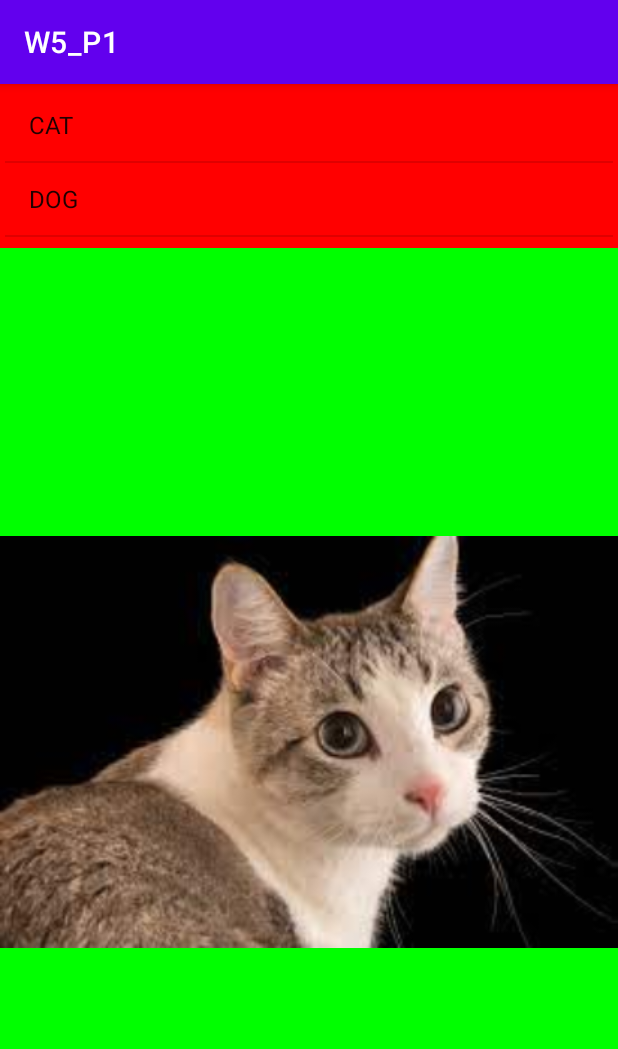
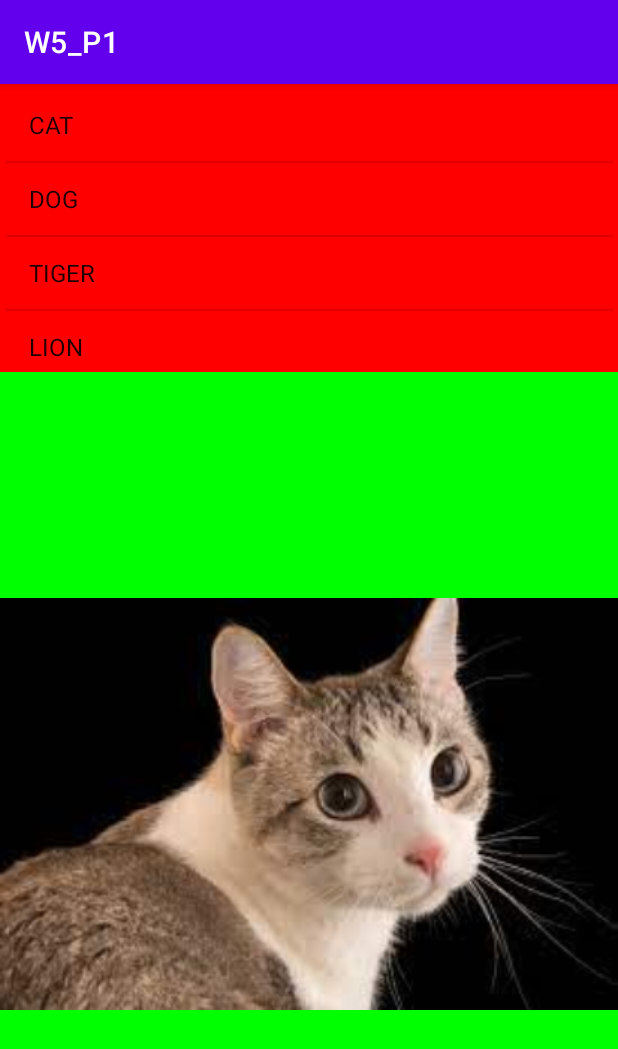
Before and after one commit to BUCS501/W5_P1, an Android app: the screen it shows after launch (MainActivity), on a phone screen of 412 x 824 dp. Shown: the top 1049 px of the screen. Run offline under Robolectric (Android 15) with nearby library versions, the phone set to English and light mode, and no system bars.

Commit message:
Added audio files and changes to bottom fragment

```diff
--- a/app/src/main/java/com/example/w5_p1/frag_top.java
+++ b/app/src/main/java/com/example/w5_p1/frag_top.java
@@ -79,6 +79,14 @@
         ListView listView = (ListView) view.findViewById(R.id.inputText);
         ArrayAdapter<String> adapter = new ArrayAdapter<>(getActivity(), android.R.layout.simple_list_item_1,words);
         listView.setAdapter(adapter);
+        listView.setOnItemClickListener(new AdapterView.OnItemClickListener() {
+            @Override
+            public void onItemClick(AdapterView<?> adapterView, View view, int i, long l) {
+                String item = adapterView.getItemAtPosition(i).toString();
+                updateTextView(item);
+            }
+        });
+
     }
 
 //    @Override
--- a/app/src/main/res/layout/activity_main.xml
+++ b/app/src/main/res/layout/activity_main.xml
@@ -22,7 +22,7 @@
         android:name="com.example.w5_p1.frag_bottom"
         android:layout_width="match_parent"
         android:layout_height="0dp"
-        android:layout_weight="6"
+        android:layout_weight="3"
         android:orientation="vertical"
         tools:layout="@layout/bottom_frag"/>
 
--- a/app/src/main/res/layout/bottom_frag.xml
+++ b/app/src/main/res/layout/bottom_frag.xml
@@ -10,15 +10,17 @@
         android:id="@+id/img"
         android:layout_width="match_parent"
         android:layout_height="match_parent"
-        android:layout_gravity="center"/>
+        android:layout_gravity="center" />
 
     <TextView
         android:id="@+id/received"
         android:layout_width="wrap_content"
         android:layout_height="wrap_content"
-        android:layout_centerVertical="true"
-        android:layout_centerHorizontal="true"
+        android:layout_centerInParent="true"
         android:layout_gravity="center"
-        android:gravity="center" />
+        android:gravity="center"
+        android:textSize="24sp"
+        android:textColor="#FF03DAC5"
+        tools:visibility="visible" />
 
 </RelativeLayout>
```
Also changed, not shown: app/src/main/java/com/example/w5_p1/frag_bottom.java (+35 -5 lines), 5 other files.
